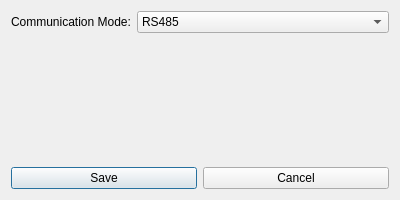
The window that RaspPiReader/qt/plc_comm.ui (ayroop/RaspPiReader) describes before a commit, drawn with Qt 5.
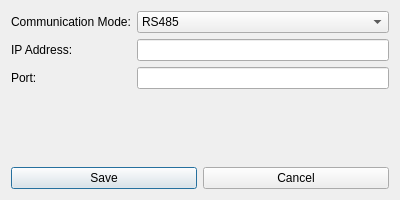
The same window after the commit.

Commit message:
feat(plc): add support for 6 boolean addresses and boolean status UI
- Update MainFormHandler to read 6 PLC boolean addresses via config.bool_addresses
- Update communication.py to implement a stub for read_bool_addresses()
- Update plc_communication.py for multi-address support logging
- Add new qt/boolean_status.ui for displaying the PLC boolean status
- Add IP and port settings for TCP communication in plc_comm_settings_form.py and plc_comm.ui

The edit to the form file:
```diff
--- a/RaspPiReader/qt/plc_comm.ui
+++ b/RaspPiReader/qt/plc_comm.ui
@@ -37,6 +37,26 @@
        </item>
       </widget>
      </item>
+     <item row="1" column="0">
+      <widget class="QLabel" name="ipLabel">
+       <property name="text">
+        <string>IP Address:</string>
+       </property>
+      </widget>
+     </item>
+     <item row="1" column="1">
+      <widget class="QLineEdit" name="ipLineEdit"/>
+     </item>
+     <item row="2" column="0">
+      <widget class="QLabel" name="portLabel">
+       <property name="text">
+        <string>Port:</string>
+       </property>
+      </widget>
+     </item>
+     <item row="2" column="1">
+      <widget class="QLineEdit" name="portLineEdit"/>
+     </item>
     </layout>
    </item>
    <item>
```
The commit also changes 2 other files.
